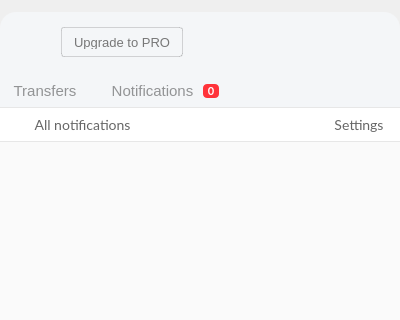
Before: the Qt Designer form src/MEGASync/gui/macx/InfoDialog.ui in meganz/MEGAsync, drawn with Qt 5; both pictures show x 0 to 400 and y 0 to 320 of the 400 by 564 pixel window.
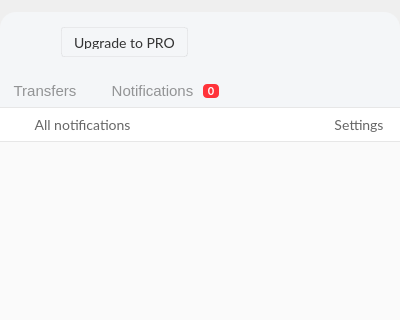
After: the same form once the commit is applied. Icons and pictures are not drawn. Custom widgets are drawn as their Qt base class.

Commit message: Update css props for upgrade button

```diff
--- a/src/MEGASync/gui/macx/InfoDialog.ui
+++ b/src/MEGASync/gui/macx/InfoDialog.ui
@@ -265,42 +265,16 @@
                   <bool>false</bool>
                  </property>
                  <property name="styleSheet">
-                  <string notr="true">#bUpgrade[overquota=true]
+                  <string notr="true">#bUpgrade
 {
- background-color: qlineargradient(x1: 0, y1: 0, x2: 0, y2: 1,
-                                      stop: 0 #999999, stop: 1 #aaaaaa);
- border-radius: 3px;
- border: 1px solid rgba(0, 0, 0, 45%);
- padding: 7px 12px 7px 6px;
- font-family: &quot;Lato&quot;;
- font-size: 13px;
- color: #ffffff;
-}
-#bUpgrade::hover[overquota=true]
-{
-  border: 1px solid rgba(0, 0, 0, 60%);
-  border-radius: 3px;
-  background-color: qlineargradient(x1: 0, y1: 0, x2: 0, y2: 1,
-                                      stop: 0 #999999, stop: 1 #aaaaaa);
-}
-
-#bUpgrade::pressed[overquota=true]
-{
-  border: 1px solid rgba(0, 0, 0, 60%);
-  border-radius: 3px;
-  background-color: rgba(0, 0, 0, 50%);
-}
-
-#bUpgrade
-{
- background-color: qlineargradient(x1: 0, y1: 0, x2: 0, y2: 1,
-                                      stop: 0 #ffffff, stop: 1 #fafafa);
- border-radius: 3px;
- border: 1px solid rgba(0, 0, 0, 15%);
- padding: 7px 12px 7px 12px;
- font-family: &quot;Lato&quot;;
- font-size: 13px;
- color: #777777;
+font-family: Lato;
+font-size: 14px;
+border: 1px solid rgba(0, 0, 0, 5%);
+border-radius: 3px;
+color: #333333;
+padding: 7px 12px 7px 12px;
+background-color: qlineargradient(x1: 0, y1: 0, x2: 0, y2: 1,
+stop: 0 #ffffff, stop: 1 #fafafa);
 }
 
 #bUpgrade::hover
```
Left out of the diff: 17 changed lines with no effect on the pictures. The commit also changes 2 other files.
